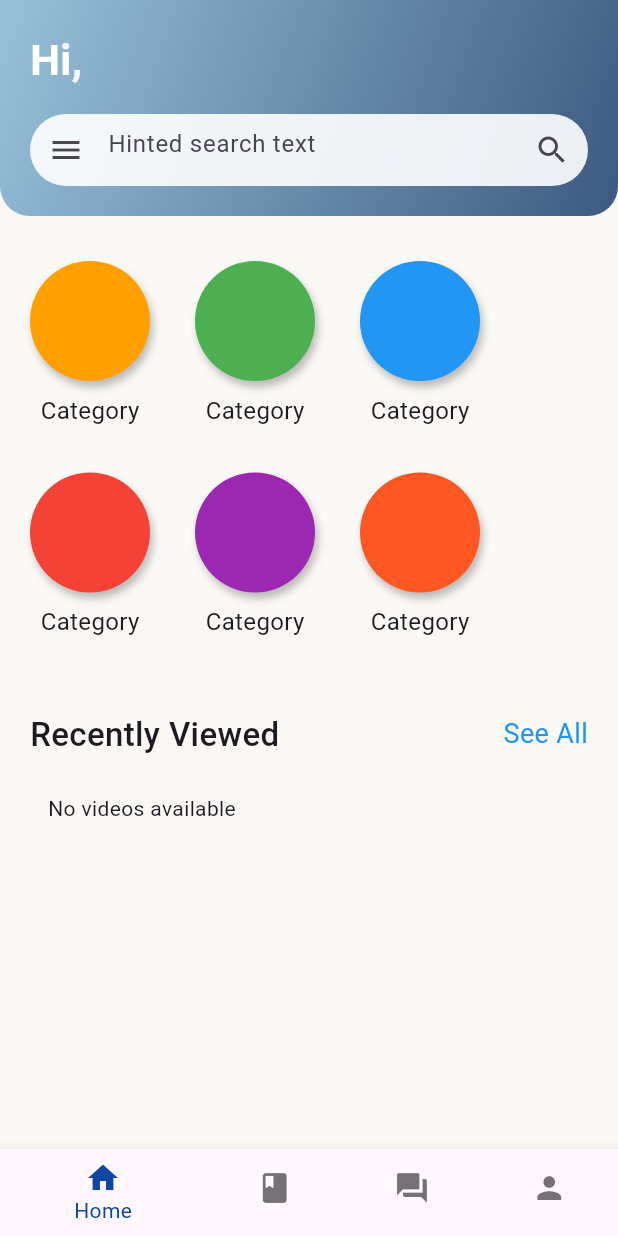
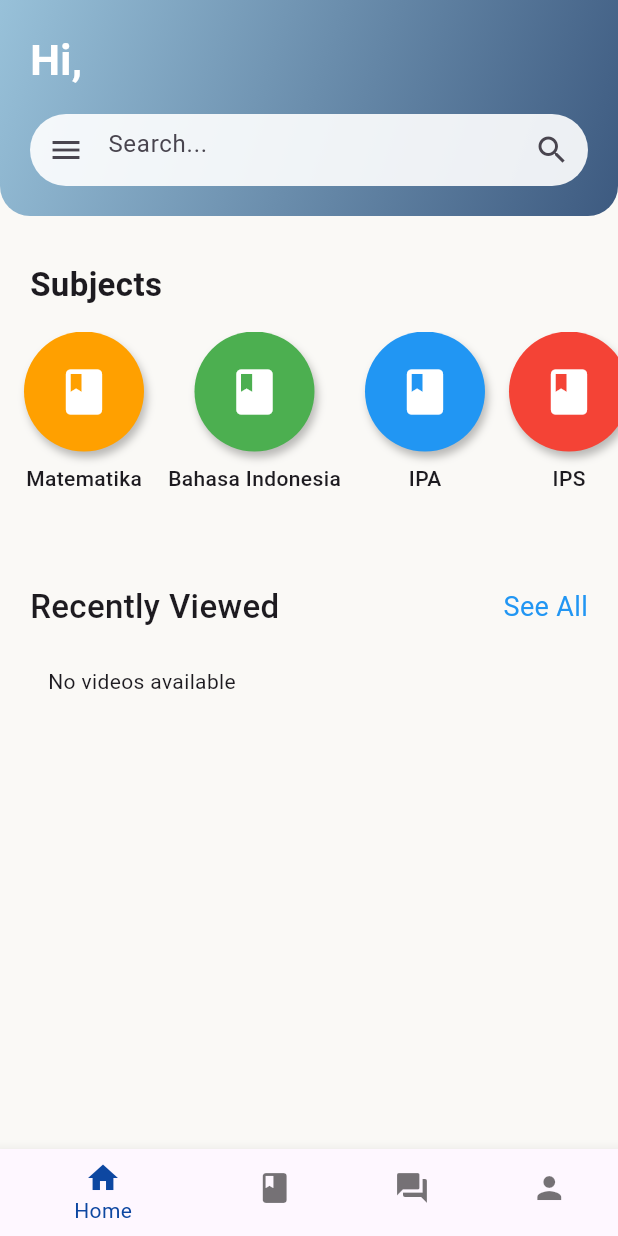
Before and after one commit to ReymonthaTarigan/PPL2-Edusign, a Flutter app: the HomePage screen opened directly, on a phone screen of 412 x 824 dp. Run offline on Flutter 3.47's test engine with Material 3 defaults, Android fonts, the phone set to English and light mode, and no system bars; our stand-ins replace cloud_firestore, firebase_auth, firebase_core, image_picker, video_player, youtube_player_iframe; missing offline and left inert: youtube_explode_dart; accounts and stored records are empty.

Commit message:
category,  revisi icon nanti

```diff
--- a/lib/homepage.dart
+++ b/lib/homepage.dart
@@ -4,6 +4,7 @@ import 'getService/getdetail.dart';
 import 'auth.dart';
 import 'forum.dart';
 import 'setting.dart';
+import 'category_videos_page.dart'; // halaman baru untuk kategori
 
 class HomePage extends StatelessWidget {
   const HomePage({super.key});
@@ -17,7 +18,7 @@ class HomePage extends StatelessWidget {
           child: Column(
             crossAxisAlignment: CrossAxisAlignment.start,
             children: [
-              // HEADER
+              // 🔹 HEADER
               Container(
                 width: double.infinity,
                 padding: const EdgeInsets.all(20),
@@ -72,7 +73,7 @@ class HomePage extends StatelessWidget {
                       ),
                       child: const TextField(
                         decoration: InputDecoration(
-                          hintText: "Hinted search text",
+                          hintText: "Search...",
                           prefixIcon: Icon(Icons.menu),
                           suffixIcon: Icon(Icons.search),
                           border: InputBorder.none,
@@ -85,27 +86,39 @@ class HomePage extends StatelessWidget {
 
               const SizedBox(height: 30),
 
-              // CATEGORY SECTION
-              Padding(
-                padding: const EdgeInsets.symmetric(horizontal: 20),
-                child: Wrap(
-                  alignment: WrapAlignment.center,
-                  spacing: 30,
-                  runSpacing: 30,
+              // 🔹 CATEGORY SCROLL (Horizontal)
+              const Padding(
+                padding: EdgeInsets.symmetric(horizontal: 20),
+                child: Text(
+                  "Subjects",
+                  style: TextStyle(fontSize: 22, fontWeight: FontWeight.w600),
+                ),
+              ),
+              const SizedBox(height: 16),
+
+              SizedBox(
+                height: 120,
+                child: SingleChildScrollView(
+                  scrollDirection: Axis.horizontal,
+                  padding: const EdgeInsets.symmetric(horizontal: 16),
+                  child: Row(
                     children: [
-                    _buildCategory(Colors.amber[700]!),
-                    _buildCategory(Colors.green),
-                    _buildCategory(Colors.blue),
-                    _buildCategory(Colors.red),
-                    _buildCategory(Colors.purple),
-                    _buildCategory(Colors.deepOrange),
+                      _buildCategory(context, "Matematika", Colors.amber[700]!),
+                      _buildCategory(context, "Bahasa Indonesia", Colors.green),
+                      _buildCategory(context, "IPA", Colors.blue),
+                      _buildCategory(context, "IPS", Colors.red),
+                      _buildCategory(context, "Bahasa Inggris", Colors.purple),
+                      _buildCategory(context, "PPKN", Colors.deepOrange),
+                      _buildCategory(context, "Seni Budaya", Colors.teal),
+                      _buildCategory(context, "PJOK", Colors.brown),
                     ],
+                  ),
                 ),
               ),
 
               const SizedBox(height: 40),
 
-              // RECENTLY VIEWED
+              // 🔹 RECENTLY VIEWED
               Padding(
                 padding:
                 const EdgeInsets.symmetric(horizontal: 20, vertical: 8),
@@ -129,9 +142,8 @@ class HomePage extends StatelessWidget {
               Padding(
                 padding: const EdgeInsets.symmetric(horizontal: 16),
                 child: StreamBuilder<QuerySnapshot>(
-                  stream: FirebaseFirestore.instance
-                      .collection('videos')
-                      .snapshots(),
+                  stream:
+                  FirebaseFirestore.instance.collection('videos').snapshots(),
                   builder: (context, snapshot) {
                     if (snapshot.connectionState == ConnectionState.waiting) {
                       return const Center(child: CircularProgressIndicator());
@@ -189,6 +201,8 @@ class HomePage extends StatelessWidget {
           ),
         ),
       ),
+
+      // 🔹 BOTTOM NAVIGATION
       bottomNavigationBar: BottomNavigationBar(
         currentIndex: 0,
         selectedItemColor: Colors.blue[900],
@@ -216,8 +230,19 @@ class HomePage extends StatelessWidget {
     );
   }
 
-  Widget _buildCategory(Color color) {
-    return Column(
+  static Widget _buildCategory(BuildContext context, String title, Color color) {
+    return GestureDetector(
+      onTap: () {
+        Navigator.push(
+          context,
+          MaterialPageRoute(
+            builder: (_) => CategoryVideosPage(subject: title),
+          ),
+        );
+      },
+      child: Padding(
+        padding: const EdgeInsets.only(right: 16),
+        child: Column(
           children: [
             Container(
               width: 80,
@@ -233,13 +258,16 @@ class HomePage extends StatelessWidget {
                   ),
                 ],
               ),
+              child: const Icon(Icons.book, color: Colors.white, size: 36),
             ),
             const SizedBox(height: 8),
-        const Text(
-          "Category",
-          style: TextStyle(fontSize: 16),
+            Text(
+              title,
+              style: const TextStyle(fontSize: 14, fontWeight: FontWeight.w500),
             ),
           ],
+        ),
+      ),
     );
   }
 }
```
Also changed, not shown: lib/category_videos_page.dart (added, +72 -0 lines). Lines whose indentation alone changed are shown as unchanged.
